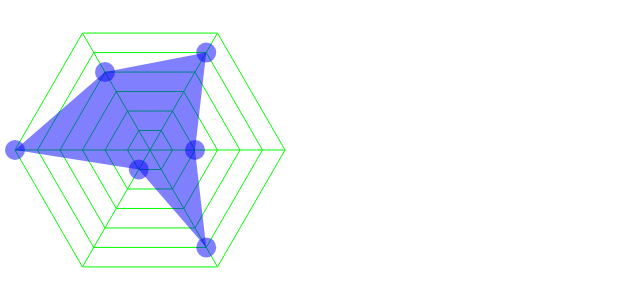
After one commit to caixiaojie/CustomViewStudy, an Android app: the layout activity_spider.xml on its own in the app's theme, with its tools: preview values and no code run, on a phone screen of 412 x 824 dp. The commit adds this screen. Shown: the top 307 px of the screen. Run offline under Robolectric (Android 15) with nearby library versions, the phone set to English and light mode, and no system bars.

Commit message:
commit all

```diff
--- a/app/src/main/AndroidManifest.xml
+++ b/app/src/main/AndroidManifest.xml
@@ -9,6 +9,12 @@
         android:roundIcon="@mipmap/ic_launcher_round"
         android:supportsRtl="true"
         android:theme="@style/Theme.CustomViewStudy">
+        <activity
+            android:name=".SpiderActivity"
+            android:exported="false" />
+        <activity
+            android:name=".IntersectActivity"
+            android:exported="false" />
         <activity
             android:name=".RectPointViewActivity"
             android:exported="false" />
--- /dev/null
+++ b/app/src/main/java/com/cxj/customviewstudy/view/SpiderView.java
@@ -0,0 +1,122 @@
+package com.cxj.customviewstudy.view;
+
+import android.content.Context;
+import android.graphics.Canvas;
+import android.graphics.Color;
+import android.graphics.Paint;
+import android.graphics.Path;
+import android.util.AttributeSet;
+import android.view.View;
+
+import androidx.annotation.Nullable;
+
+public class SpiderView extends View {
+
+    private Paint radarPaint;
+    private Paint valuePaint;
+    private float radius;//网格最大半径
+    private int centerX;//中心X
+    private int centerY;//中心Y
+    private int count = 6;//数据个数
+    private float angle = (float) (Math.PI*2/count);//计算出每个夹角的度数
+    private double[] data={2,5,1,6,4,5};//数据
+    private float maxValue=6;//最大值
+
+    public SpiderView(Context context) {
+        this(context,null);
+    }
+
+    public SpiderView(Context context, @Nullable AttributeSet attrs) {
+        this(context, attrs,0);
+    }
+
+    public SpiderView(Context context, @Nullable AttributeSet attrs, int defStyleAttr) {
+        super(context, attrs, defStyleAttr);
+        init();
+    }
+
+    private void init() {
+        radarPaint = new Paint();
+        radarPaint.setStyle(Paint.Style.STROKE);
+        radarPaint.setColor(Color.GREEN);
+
+        valuePaint = new Paint();
+        valuePaint.setColor(Color.BLUE);
+        valuePaint.setStyle(Paint.Style.FILL);
+    }
+
+    @Override
+    protected void onSizeChanged(int w, int h, int oldw, int oldh) {
+        radius = Math.min(h, w) / 2 * 0.9f;
+        //中心坐标
+        centerX = w / 2;
+        centerY = h / 2;
+        postInvalidate();
+        super.onSizeChanged(w, h, oldw, oldh);
+    }
+
+    @Override
+    protected void onDraw(Canvas canvas) {
+        super.onDraw(canvas);
+        drawPolygon(canvas);
+        drawLines(canvas);
+        drawRegion(canvas);
+    }
+
+    /**
+     * 绘制区域
+     * @param canvas
+     */
+    private void drawRegion(Canvas canvas){
+        Path path = new Path();
+        valuePaint.setAlpha(127);
+        for(int i=0;i<count;i++){
+            double percent = data[i]/maxValue;
+            float x = (float) (centerX+radius*Math.cos(angle*i)*percent);
+            float y = (float) (centerY+radius*Math.sin(angle*i)*percent);
+            if(i==0){
+                path.moveTo(x, centerY);
+            }else{
+                path.lineTo(x,y);
+            }
+            //绘制小圆点
+            canvas.drawCircle(x,y,10,valuePaint);
+        }
+        //绘制填充区域
+        valuePaint.setStyle(Paint.Style.FILL_AND_STROKE);
+        canvas.drawPath(path, valuePaint);
+    }
+
+    private void drawLines(Canvas canvas) {
+        Path path = new Path();
+        for(int i=0;i<count;i++){
+            path.reset();
+            path.moveTo(centerX, centerY);
+            float x = (float) (centerX+radius*Math.cos(angle*i));
+            float y = (float) (centerY+radius*Math.sin(angle*i));
+            path.lineTo(x, y);
+            canvas.drawPath(path, radarPaint);
+        }
+    }
+
+    private void drawPolygon(Canvas canvas) {
+        Path path = new Path();
+        float r = radius / count;
+        for(int i=1;i<=count;i++){//中心点不用绘制
+            float curR = r*i;//当前半径
+            path.reset();
+            for(int j=0;j<count;j++){
+                if(j==0){
+                    path.moveTo(centerX+curR,centerY);
+                }else{
+                    //根据半径，计算出蜘蛛丝上每个点的坐标
+                    float x = (float) (centerX+curR*Math.cos(angle*j));
+                    float y = (float) (centerY+curR*Math.sin(angle*j));
+                    path.lineTo(x,y);
+                }
+            }
+            path.close();//闭合路径
+            canvas.drawPath(path, radarPaint);
+        }
+    }
+}
--- /dev/null
+++ b/app/src/main/res/layout/activity_spider.xml
@@ -0,0 +1,13 @@
+<?xml version="1.0" encoding="utf-8"?>
+<androidx.constraintlayout.widget.ConstraintLayout xmlns:android="http://schemas.android.com/apk/res/android"
+    xmlns:app="http://schemas.android.com/apk/res-auto"
+    xmlns:tools="http://schemas.android.com/tools"
+    android:layout_width="match_parent"
+    android:layout_height="match_parent"
+    tools:context=".SpiderActivity">
+    <com.cxj.customviewstudy.view.SpiderView
+        app:layout_constraintLeft_toLeftOf="parent"
+        app:layout_constraintTop_toTopOf="parent"
+        android:layout_width="200dp"
+        android:layout_height="200dp"/>
+</androidx.constraintlayout.widget.ConstraintLayout>
```
Also changed, not shown: app/src/main/java/com/cxj/customviewstudy/IntersectActivity.kt (added, +21 -0 lines), app/src/main/java/com/cxj/customviewstudy/MainActivity.kt (+8 -0 lines), app/src/main/java/com/cxj/customviewstudy/SpiderActivity.kt (added, +21 -0 lines), app/src/main/java/com/cxj/customviewstudy/view/IntersetView.java (added, +102 -0 lines), app/src/main/res/layout/activity_intersect.xml (added, +11 -0 lines), app/src/main/res/layout/activity_main.xml (+12 -0 lines).
